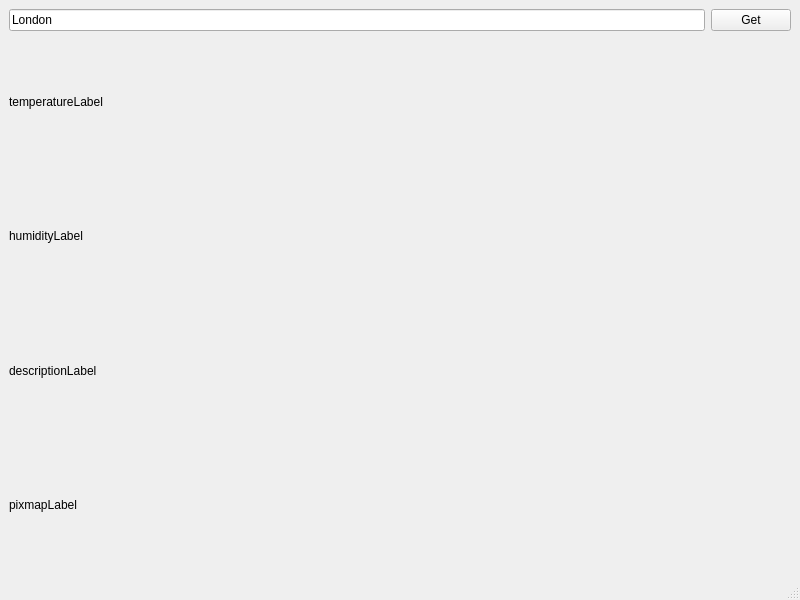
Before: the Qt Designer form WeatherApp/weather/mainwindow.ui in Djangoleg/LearnCpp, drawn with Qt 5.
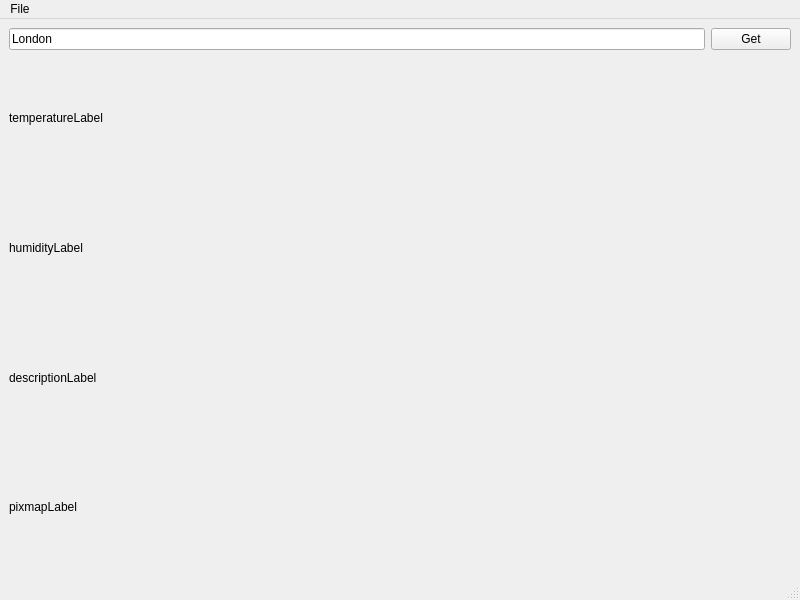
After: the same form once the commit is applied. Icons and pictures are not drawn.

Commit message: Added settings Form

What changed in the file:
```diff
--- a/WeatherApp/weather/mainwindow.ui
+++ b/WeatherApp/weather/mainwindow.ui
@@ -71,6 +71,14 @@
      <height>23</height>
     </rect>
    </property>
+   <widget class="QMenu" name="menuFile">
+    <property name="title">
+     <string>File</string>
+    </property>
+    <addaction name="actionSettings"/>
+    <addaction name="actionExit"/>
+   </widget>
+   <addaction name="menuFile"/>
   </widget>
   <widget class="QStatusBar" name="statusbar"/>
  </widget>
```
Left out of the diff: 10 changed lines with no effect on the pictures. The commit also changes 5 other files.
